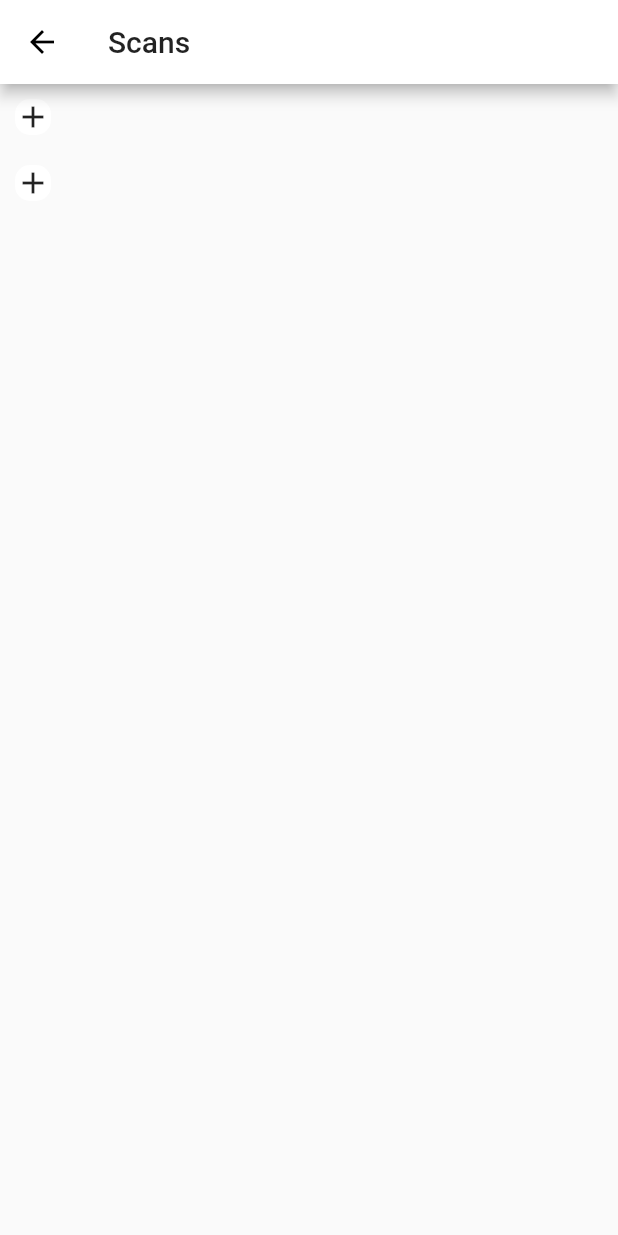
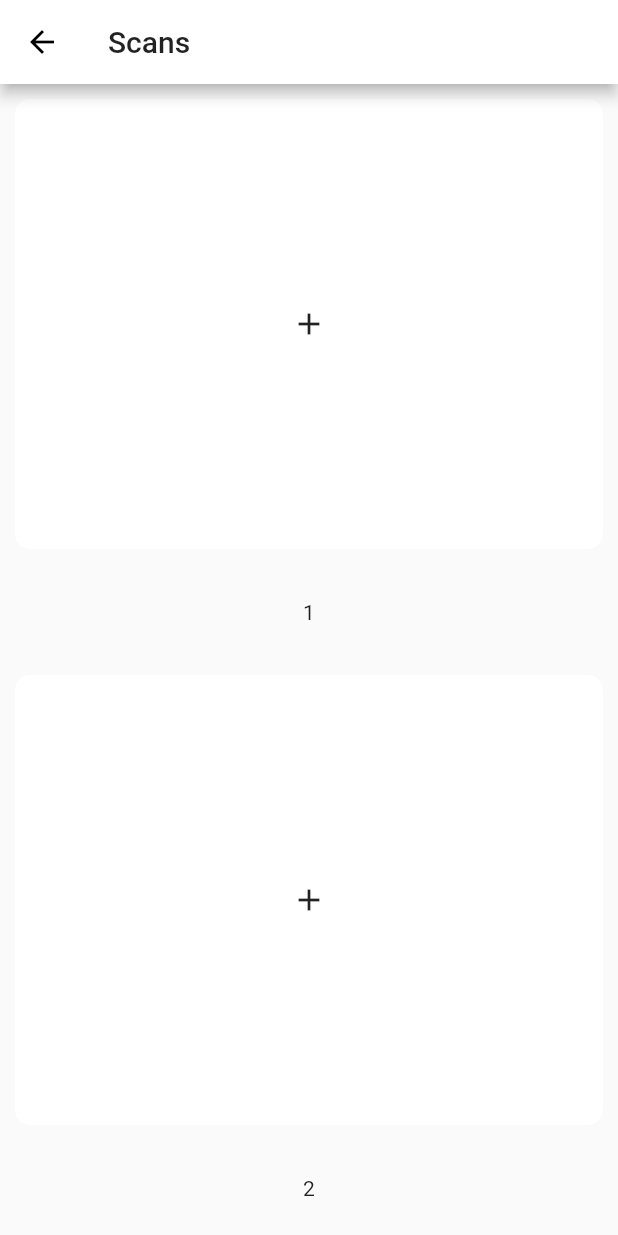
Before and after one commit to JayBhakhar/my_moblie_app, a Flutter app: the Scans screen opened directly, on a phone screen of 412 x 824 dp. Run offline on Flutter 3.47's test engine with Material 2 defaults, Android fonts, the phone set to English and light mode, and no system bars; our stand-ins replace image_picker.

Commit message:
Get image and text property required

```diff
--- a/lib/Scans.dart
+++ b/lib/Scans.dart
@@ -14,16 +14,22 @@ class _ScansState extends State<Scans> {
         title: Text('Scans'),
       ),
       body: Column(
-        children: <Widget>[
-          AddPhotosContainer(
+        children: [
+          Expanded(
+            child: AddPhotosContainer(
               colour: Colors.white,
               cardChild: Icon(Icons.add),
               onPress: () {},
+              text: '1',
             ),
-          AddPhotosContainer(
+          ),
+          Expanded(
+            child: AddPhotosContainer(
               colour: Colors.white,
               cardChild: Icon(Icons.add),
               onPress: () {},
+              text: '2',
+            ),
           ),
         ],
       ),
--- a/lib/addPhotosContainer.dart
+++ b/lib/addPhotosContainer.dart
@@ -2,20 +2,26 @@ import 'package:flutter/cupertino.dart';
 import 'package:flutter/material.dart';
 
 class AddPhotosContainer extends StatelessWidget {
-  AddPhotosContainer({
-    @required this.colour,
+  AddPhotosContainer(
+      {@required this.colour,
       @required this.cardChild,
       @required this.onPress,
-  });
+      @required this.text});
 
   final Color colour;
   final Widget cardChild;
   final Function onPress;
+  final String text;
 
   @override
   Widget build(BuildContext context) {
     return GestureDetector(
       onTap: onPress,
+      child: Column(
+        crossAxisAlignment: CrossAxisAlignment.stretch,
+        children: [
+          Expanded(
+            flex: 5,
             child: Container(
               child: cardChild,
               margin: EdgeInsets.all(10.0),
@@ -24,6 +30,14 @@ class AddPhotosContainer extends StatelessWidget {
                 color: colour,
               ),
             ),
+          ),
+          Expanded(
+            child: Center(
+              child: Text(text),
+            ),
+          ),
+        ],
+      ),
     );
   }
 }
--- a/lib/patient_details.dart
+++ b/lib/patient_details.dart
@@ -16,7 +16,7 @@ class _PatientDetailsState extends State<PatientDetails> {
       appBar: AppBar(
         title: Text('Patient Details'),
       ),
-      body: Column(
+      body: ListView(
         children: [
           InputTextField('Surename'),
           InputTextField('Name'),
--- a/lib/x-ray_and_CT.dart
+++ b/lib/x-ray_and_CT.dart
@@ -23,6 +23,7 @@ class _XrayAndCtState extends State<XrayAndCt> {
               colour: Colors.white,
               cardChild: Icon(Icons.add),
               onPress: () {},
+              text: '1',
             ),
           ),
           Expanded(
@@ -31,6 +32,7 @@ class _XrayAndCtState extends State<XrayAndCt> {
               colour: Colors.white,
               cardChild: Icon(Icons.add),
               onPress: () {},
+              text: '2',
             ),
           ),
           Expanded(
@@ -39,6 +41,7 @@ class _XrayAndCtState extends State<XrayAndCt> {
               colour: Colors.white,
               cardChild: Icon(Icons.add),
               onPress: () {},
+              text: '3',
             ),
           ),
         ],
```
Also changed, not shown: lib/photos.dart (+125 -32 lines), pubspec.yaml (+2 -12 lines). Lines whose indentation alone changed are shown as unchanged.
